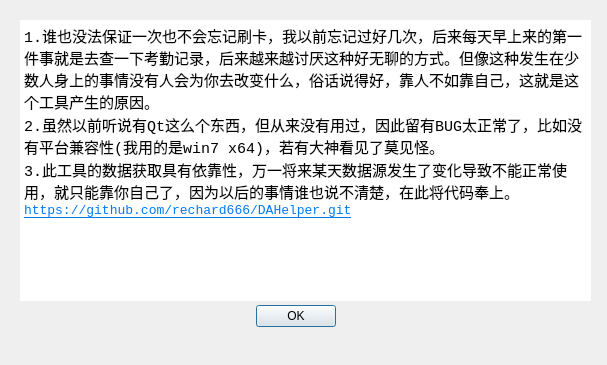
Above: dialogabout.ui from fansilea/DAHelper before the change. Below: the same form after it.
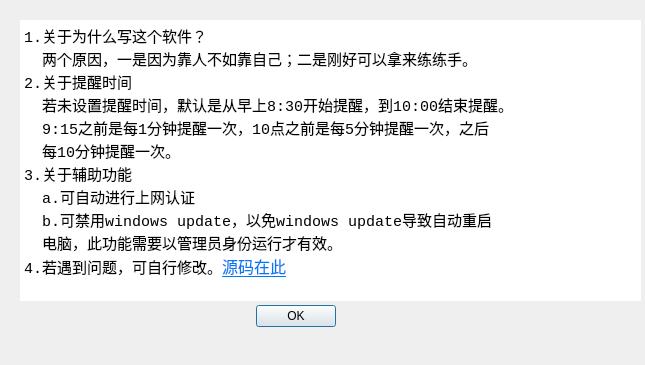
That is the form after the change.

Diff of the .ui file:
```diff
--- a/dialogabout.ui
+++ b/dialogabout.ui
@@ -6,7 +6,7 @@
    <rect>
     <x>0</x>
     <y>0</y>
-    <width>607</width>
+    <width>645</width>
     <height>365</height>
    </rect>
   </property>
@@ -43,7 +43,7 @@
     <rect>
      <x>20</x>
      <y>20</y>
-     <width>571</width>
+     <width>621</width>
      <height>281</height>
     </rect>
    </property>
@@ -69,10 +69,18 @@
 &lt;html&gt;&lt;head&gt;&lt;meta name=&quot;qrichtext&quot; content=&quot;1&quot; /&gt;&lt;style type=&quot;text/css&quot;&gt;
 p, li { white-space: pre-wrap; }
 &lt;/style&gt;&lt;/head&gt;&lt;body style=&quot; font-family:'Courier New'; font-size:12pt; font-weight:400; font-style:normal;&quot;&gt;
-&lt;p style=&quot; margin-top:0px; margin-bottom:0px; margin-left:0px; margin-right:0px; -qt-block-indent:0; text-indent:0px;&quot;&gt;&lt;span style=&quot; font-size:11pt;&quot;&gt;1.谁也没法保证一次也不会忘记刷卡，我以前忘记过好几次，后来每天早上来的第一件事就是去查一下考勤记录，后来越来越讨厌这种好无聊的方式。但像这种发生在少数人身上的事情没有人会为你去改变什么，俗话说得好，靠人不如靠自己，这就是这个工具产生的原因。&lt;/span&gt;&lt;/p&gt;
-&lt;p style=&quot; margin-top:0px; margin-bottom:0px; margin-left:0px; margin-right:0px; -qt-block-indent:0; text-indent:0px;&quot;&gt;&lt;span style=&quot; font-size:11pt;&quot;&gt;2.虽然以前听说有Qt这么个东西，但从来没有用过，因此留有BUG太正常了，比如没有平台兼容性(我用的是win7 x64)，若有大神看见了莫见怪。&lt;/span&gt;&lt;/p&gt;
-&lt;p style=&quot; margin-top:0px; margin-bottom:0px; margin-left:0px; margin-right:0px; -qt-block-indent:0; text-indent:0px;&quot;&gt;&lt;span style=&quot; font-size:11pt;&quot;&gt;3.此工具的数据获取具有依靠性，万一将来某天数据源发生了变化导致不能正常使用，就只能靠你自己了，因为以后的事情谁也说不清楚，在此将代码奉上。&lt;/span&gt;&lt;/p&gt;
-&lt;p style=&quot; margin-top:0px; margin-bottom:0px; margin-left:0px; margin-right:0px; -qt-block-indent:0; text-indent:0px;&quot;&gt;&lt;a href=&quot;https://github.com/rechard666/DAHelper.git&quot;&gt;&lt;span style=&quot; font-size:10pt; text-decoration: underline; color:#007af4;&quot;&gt;https://github.com/rechard666/DAHelper.git&lt;/span&gt;&lt;/a&gt;&lt;/p&gt;&lt;/body&gt;&lt;/html&gt;</string>
+&lt;p style=&quot; margin-top:0px; margin-bottom:0px; margin-left:0px; margin-right:0px; -qt-block-indent:0; text-indent:0px;&quot;&gt;&lt;span style=&quot; font-size:11pt;&quot;&gt;1.关于为什么写这个软件？&lt;/span&gt;&lt;/p&gt;
+&lt;p style=&quot; margin-top:0px; margin-bottom:0px; margin-left:0px; margin-right:0px; -qt-block-indent:0; text-indent:0px;&quot;&gt;&lt;span style=&quot; font-size:11pt;&quot;&gt;  两个原因，一是因为靠人不如靠自己；二是刚好可以拿来练练手。&lt;/span&gt;&lt;/p&gt;
+&lt;p style=&quot; margin-top:0px; margin-bottom:0px; margin-left:0px; margin-right:0px; -qt-block-indent:0; text-indent:0px;&quot;&gt;&lt;span style=&quot; font-size:11pt;&quot;&gt;2.关于提醒时间&lt;/span&gt;&lt;/p&gt;
+&lt;p style=&quot; margin-top:0px; margin-bottom:0px; margin-left:0px; margin-right:0px; -qt-block-indent:0; text-indent:0px;&quot;&gt;&lt;span style=&quot; font-size:11pt;&quot;&gt;  若未设置提醒时间，默认是从早上8:30开始提醒，到10:00结束提醒。&lt;/span&gt;&lt;/p&gt;
+&lt;p style=&quot; margin-top:0px; margin-bottom:0px; margin-left:0px; margin-right:0px; -qt-block-indent:0; text-indent:0px;&quot;&gt;&lt;span style=&quot; font-size:11pt;&quot;&gt;  9:15之前是每1分钟提醒一次，10点之前是每5分钟提醒一次，之后&lt;/span&gt;&lt;/p&gt;
+&lt;p style=&quot; margin-top:0px; margin-bottom:0px; margin-left:0px; margin-right:0px; -qt-block-indent:0; text-indent:0px;&quot;&gt;&lt;span style=&quot; font-size:11pt;&quot;&gt;  每10分钟提醒一次。&lt;/span&gt;&lt;/p&gt;
+&lt;p style=&quot; margin-top:0px; margin-bottom:0px; margin-left:0px; margin-right:0px; -qt-block-indent:0; text-indent:0px;&quot;&gt;&lt;span style=&quot; font-size:11pt;&quot;&gt;3.关于辅助功能&lt;/span&gt;&lt;/p&gt;
+&lt;p style=&quot; margin-top:0px; margin-bottom:0px; margin-left:0px; margin-right:0px; -qt-block-indent:0; text-indent:0px;&quot;&gt;&lt;span style=&quot; font-size:11pt;&quot;&gt;  a.可自动进行上网认证&lt;/span&gt;&lt;/p&gt;
+&lt;p style=&quot; margin-top:0px; margin-bottom:0px; margin-left:0px; margin-right:0px; -qt-block-indent:0; text-indent:0px;&quot;&gt;&lt;span style=&quot; font-size:11pt;&quot;&gt;  b.可禁用windows update，以免windows update导致自动重启&lt;/span&gt;&lt;/p&gt;
+&lt;p style=&quot; margin-top:0px; margin-bottom:0px; margin-left:0px; margin-right:0px; -qt-block-indent:0; text-indent:0px;&quot;&gt;&lt;span style=&quot; font-size:11pt;&quot;&gt;  电脑，此功能需要以管理员身份运行才有效。&lt;/span&gt;&lt;/p&gt;
+&lt;p style=&quot; margin-top:0px; margin-bottom:0px; margin-left:0px; margin-right:0px; -qt-block-indent:0; text-indent:0px;&quot;&gt;&lt;span style=&quot; font-size:11pt;&quot;&gt;4.若遇到问题，可自行修改。&lt;/span&gt;&lt;a href=&quot;https://github.com/rechard666/DAHelper.git&quot;&gt;&lt;span style=&quot; text-decoration: underline; color:#007af4;&quot;&gt;源码在此&lt;/span&gt;&lt;/a&gt;&lt;/p&gt;
+&lt;p style=&quot;-qt-paragraph-type:empty; margin-top:0px; margin-bottom:0px; margin-left:0px; margin-right:0px; -qt-block-indent:0; text-indent:0px;&quot;&gt;&lt;br /&gt;&lt;/p&gt;&lt;/body&gt;&lt;/html&gt;</string>
    </property>
    <property name="textInteractionFlags">
     <set>Qt::LinksAccessibleByKeyboard|Qt::LinksAccessibleByMouse|Qt::TextBrowserInteraction|Qt::TextSelectableByKeyboard|Qt::TextSelectableByMouse</set>
```
